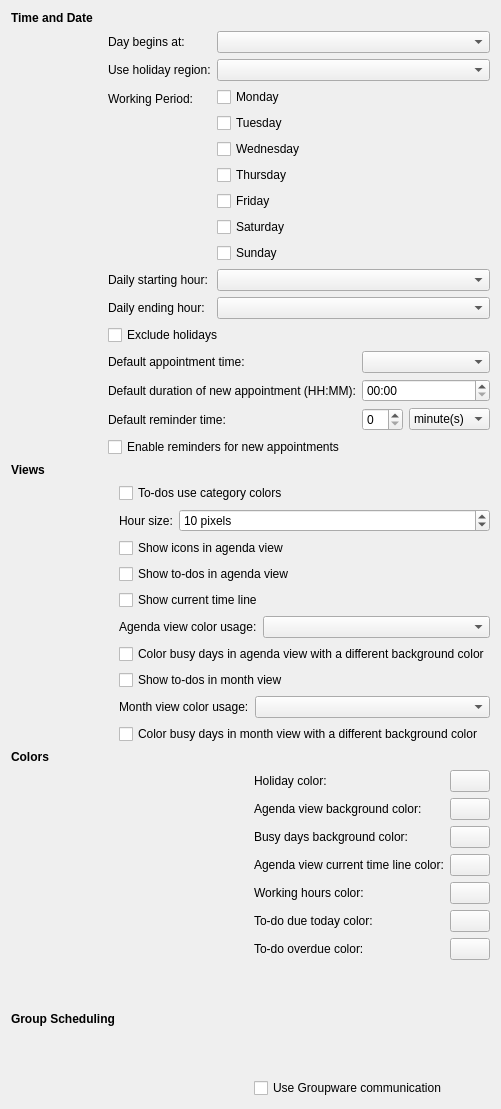
chusopr/kdepim-ktimetracker-akonadi, file mobile/calendar/configwidget.ui: the form before one commit.
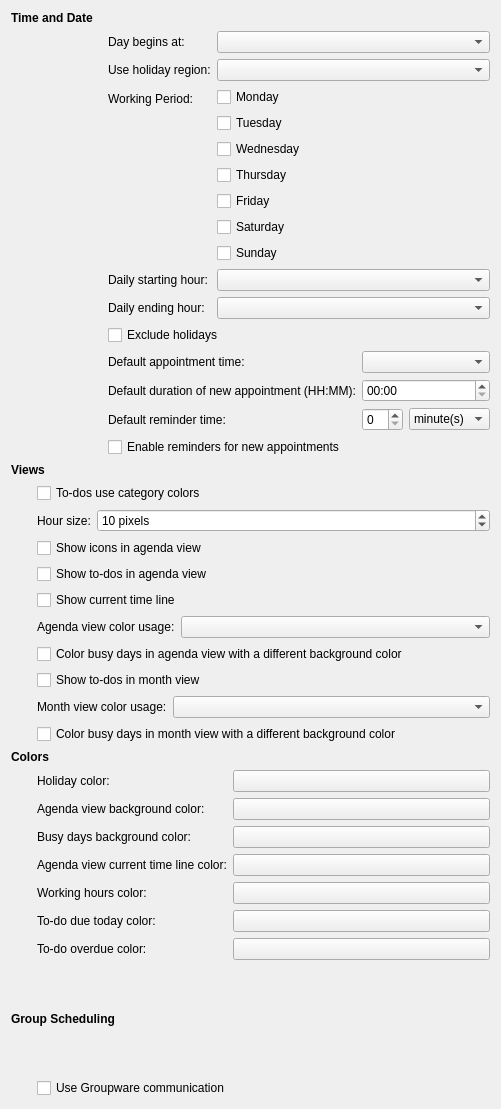
The form after the commit. Custom widgets are drawn as their Qt base class.

Commit message: Add color usage options to comboboxes, fixed layout

```diff
--- a/mobile/calendar/configwidget.ui
+++ b/mobile/calendar/configwidget.ui
@@ -240,7 +240,7 @@
     </layout>
    </item>
    <item>
-    <layout class="QGridLayout" name="gridLayout_2">
+    <layout class="QGridLayout" name="gridLayout_2" columnstretch="0,1">
      <item row="0" column="0" colspan="2">
       <widget class="QLabel" name="label_2">
        <property name="font">
@@ -380,7 +380,7 @@
     </layout>
    </item>
    <item>
-    <layout class="QGridLayout" name="gridLayout_3">
+    <layout class="QGridLayout" name="gridLayout_3" columnstretch="0,1">
      <item row="0" column="0" colspan="2">
       <widget class="QLabel" name="label_3">
        <property name="font">
@@ -487,7 +487,7 @@
     </layout>
    </item>
    <item>
-    <layout class="QGridLayout" name="gridLayout_4">
+    <layout class="QGridLayout" name="gridLayout_4" columnstretch="0,1">
      <item row="0" column="0" colspan="2">
       <widget class="QLabel" name="label_11">
        <property name="font">
```
The commit also changes 1 other file.
